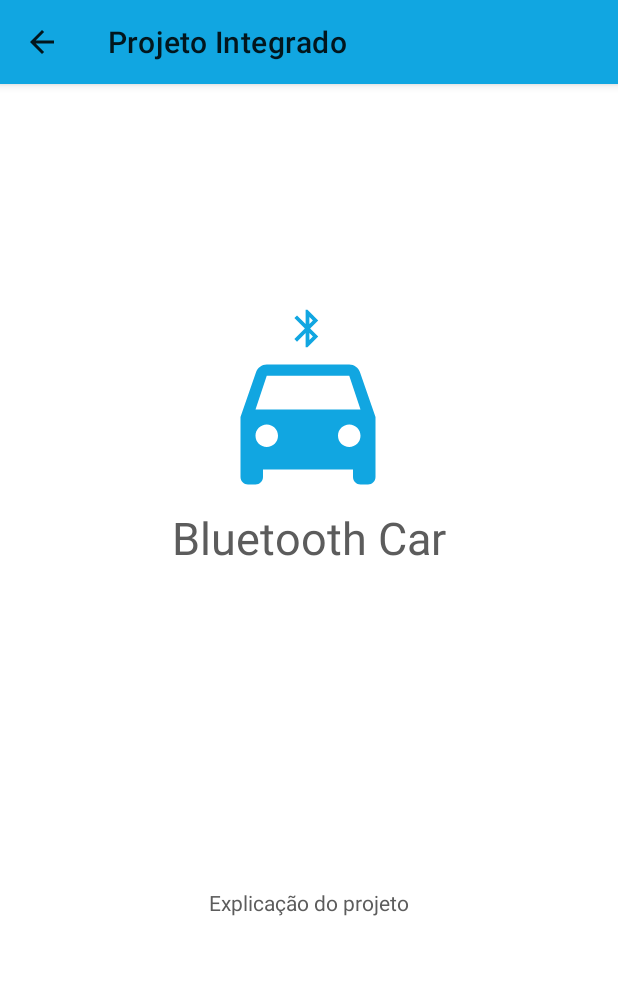
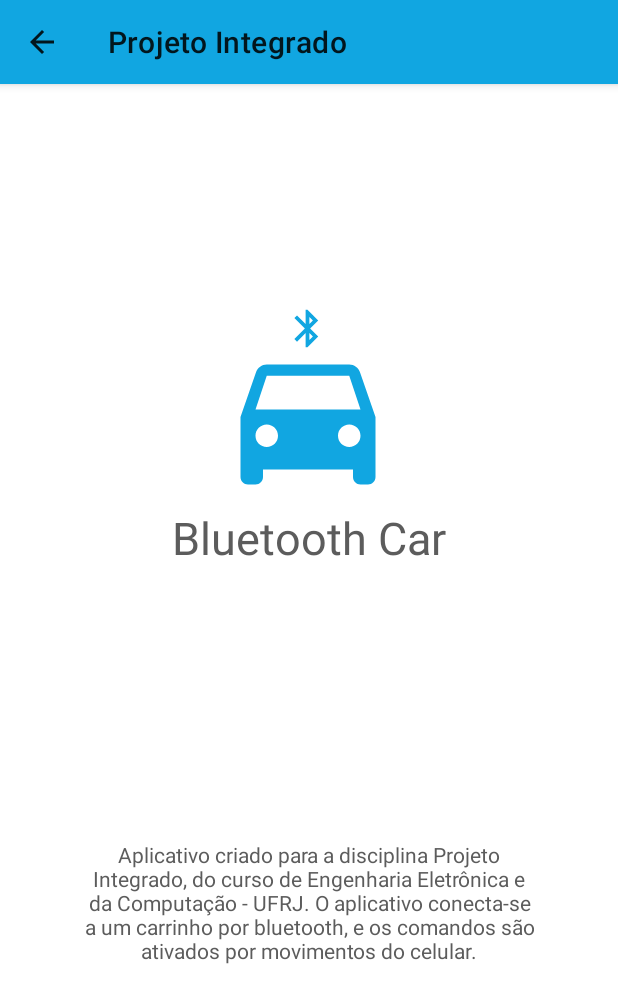
Before and after one commit to leosole/ProjetoIntegrado, an Android app: the Sobre screen opened through its navigation route, on a phone screen of 412 x 824 dp. Shown: the top 1003 px of the screen. Run offline under Robolectric (Android 15) with nearby library versions, the phone set to English and light mode, and no system bars; our stand-ins replace data binding, navigation-ui; Roboto replaces fonts that are not available here.

Commit message:
explicação

```diff
--- a/app/src/main/res/layout/fragment_sobre.xml
+++ b/app/src/main/res/layout/fragment_sobre.xml
@@ -62,9 +62,10 @@
 
         <TextView
             android:id="@+id/text_sobre"
-            android:layout_width="wrap_content"
+            android:layout_width="300sp"
             android:layout_height="wrap_content"
             android:text="@string/explicao_do_projeto"
+            android:textAlignment="center"
             android:textColor="@color/grey_dark"
             app:layout_constraintBottom_toBottomOf="parent"
             app:layout_constraintEnd_toEndOf="parent"
--- a/app/src/main/res/values/strings.xml
+++ b/app/src/main/res/values/strings.xml
@@ -13,7 +13,13 @@
     <string name="instrucao_recalib">
         Clique em recalibrar para mudar a posição do celular que pára o carrinho.
     </string>
-    <string name="explicao_do_projeto">Explicação do projeto</string>
+    <string name="explicao_do_projeto">
+        Aplicativo criado para a disciplina Projeto Integrado,
+        do curso de Engenharia Eletrônica e da Computação - UFRJ.
+
+        O aplicativo conecta-se a um carrinho por bluetooth,
+        e os comandos são ativados por movimentos do celular.
+    </string>
     <string name="sobre">Sobre</string>
     <string name="title_activity_control">ControlActivity</string>
     <!-- Strings used for fragments for navigation -->
```
